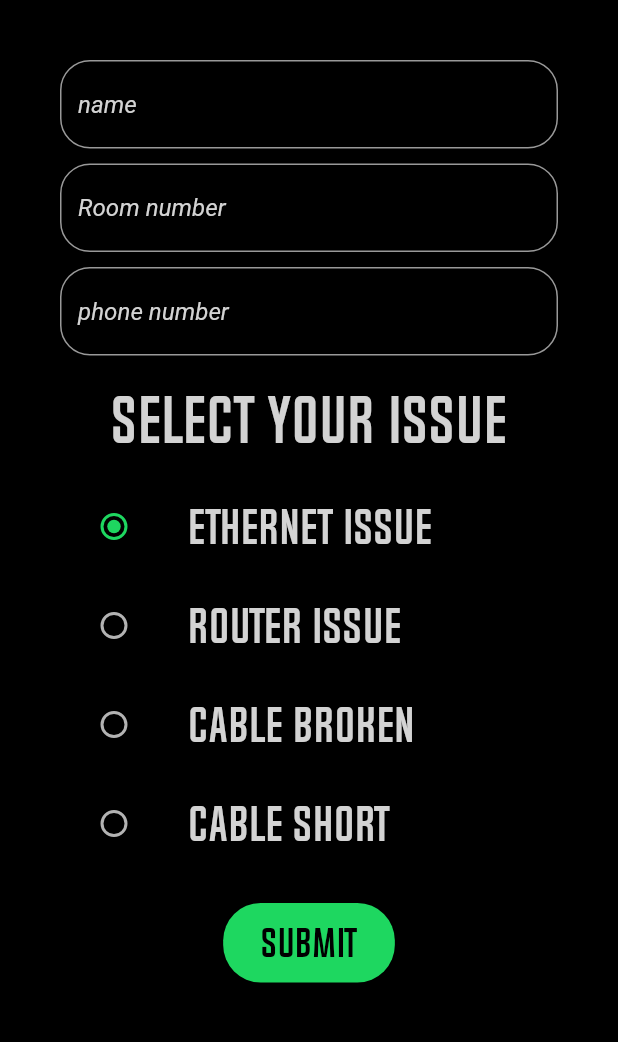
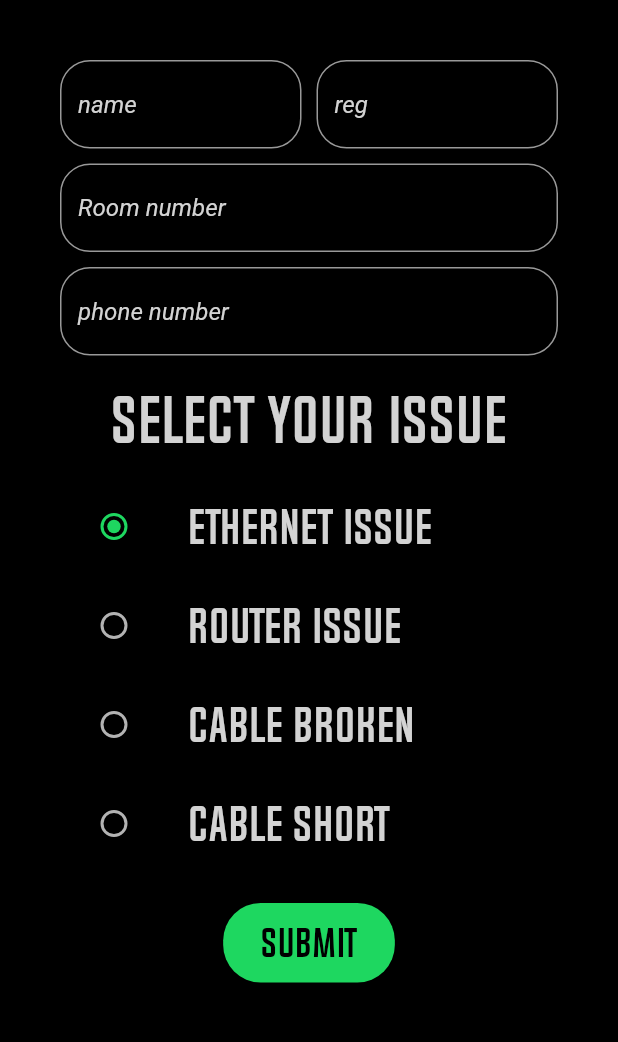
Before and after one commit to MusaGillani/complaintronix-flutter, a Flutter app: the ComplaintScreen screen opened directly, on a phone screen of 412 x 824 dp, the part 69-1111 px from its top. Run offline on Flutter 3.47's test engine with Material 2 defaults, Android fonts, the light colour scheme and no system bars; our stand-ins replace firebase_auth, firebase_core, font_awesome_flutter, google_sign_in, modal_progress_hud; accounts and stored records are empty.

Commit message:
added complaints view UI for hostel api,refactored complaints view screen,added post,put,delete api calls in networking.dart,added models folder

```diff
--- /dev/null
+++ b/lib/models/ComplaintModel.dart
@@ -0,0 +1,3 @@
+class Complaint{
+  // final
+}
--- a/lib/screens/complaint_screen.dart
+++ b/lib/screens/complaint_screen.dart
@@ -16,6 +16,7 @@ class ComplaintScreen extends StatefulWidget {
 
 class _ComplaintScreenState extends State<ComplaintScreen> {
   String name;
+  String reg;
   String roomNumber;
   String phoneNumber;
   GroupValue _groupValue = GroupValue.ETHERNET;
@@ -39,7 +40,7 @@ class _ComplaintScreenState extends State<ComplaintScreen> {
                   // else
                   //   alert.showDialogBox(context, 'Could not signout !');
                 }
-                if(_googleAuth.currentUser() != null){
+                if (_googleAuth.currentUser() != null) {
                   await _googleAuth.signOut();
                   //  dynamic result = await _googleAuth.currentUser();
                   // print(result);
@@ -47,7 +48,6 @@ class _ComplaintScreenState extends State<ComplaintScreen> {
                   // else
                   //   alert.showDialogBox(context, 'Could not signout using google!');
                 }
-
               },
             );
           },
@@ -62,7 +62,10 @@ class _ComplaintScreenState extends State<ComplaintScreen> {
         padding: EdgeInsets.all(10.0),
         child: Column(
           children: [
-            TextField(
+            Row(
+              children: [
+                Expanded(
+                  child: TextField(
                     onChanged: (newValue) {
                       name = newValue;
                     },
@@ -70,6 +73,22 @@ class _ComplaintScreenState extends State<ComplaintScreen> {
                     decoration: kInputFieldDecoration.copyWith(
                       hintText: 'name',
                     ),
+                  ),
+                ),
+                SizedBox(width: 10.0),
+                Expanded(
+                  child: TextField(
+                    keyboardType: TextInputType.phone,
+                    onChanged: (newValue) {
+                      reg = newValue;
+                    },
+                    style: TextStyle(color: Color(0xffd3d3d3)),
+                    decoration: kInputFieldDecoration.copyWith(
+                      hintText: 'reg',
+                    ),
+                  ),
+                ),
+              ],
             ),
             SizedBox(
               height: 10,
```
Also changed, not shown: lib/screens/complaints_view_screen.dart (+68 -30 lines), lib/services/networking.dart (+40 -18 lines). Lines whose indentation alone changed are shown as unchanged.
